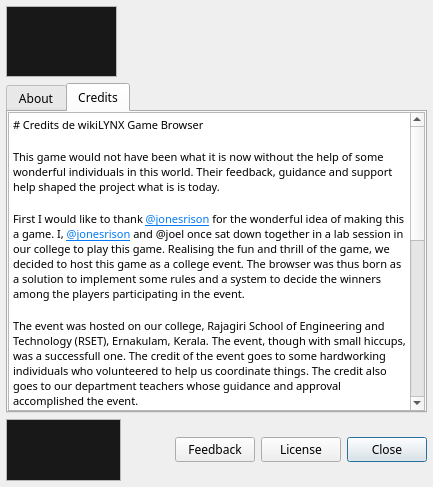
Old version of the form wikiLYNX/ui/about.ui in the repository flamboyantpenguin/wikilynx.
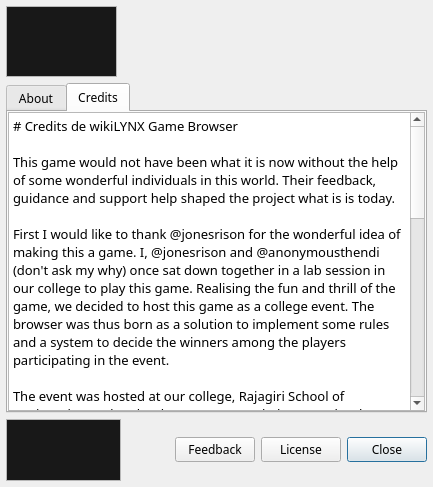
New version of the form. The open tabs and pages were chosen to show the change. Icons and pictures are not drawn.

Commit message: Release 1.5.5-C2 - Updated Appstream - Updated CREDITS

Diff of the .ui file:
```diff
--- a/wikiLYNX/ui/about.ui
+++ b/wikiLYNX/ui/about.ui
@@ -199,6 +199,12 @@
        </property>
        <item>
         <widget class="QTextBrowser" name="credits">
+         <property name="font">
+          <font>
+           <family>Courier Prime</family>
+           <hintingpreference>PreferNoHinting</hintingpreference>
+          </font>
+         </property>
          <property name="html">
           <string>&lt;!DOCTYPE HTML PUBLIC &quot;-//W3C//DTD HTML 4.0//EN&quot; &quot;http://www.w3.org/TR/REC-html40/strict.dtd&quot;&gt;
 &lt;html&gt;&lt;head&gt;&lt;meta name=&quot;qrichtext&quot; content=&quot;1&quot; /&gt;&lt;meta charset=&quot;utf-8&quot; /&gt;&lt;style type=&quot;text/css&quot;&gt;
@@ -206,31 +212,29 @@
 hr { height: 1px; border-width: 0; }
 li.unchecked::marker { content: &quot;\2610&quot;; }
 li.checked::marker { content: &quot;\2612&quot;; }
-&lt;/style&gt;&lt;/head&gt;&lt;body style=&quot; font-family:'Comfortaa'; font-size:10pt; font-weight:400; font-style:normal;&quot;&gt;
-&lt;p style=&quot; margin-top:0px; margin-bottom:0px; margin-left:0px; margin-right:0px; -qt-block-indent:0; text-indent:0px;&quot;&gt;&lt;span style=&quot; font-size:8pt;&quot;&gt;# Credits de wikiLYNX Game Browser&lt;/span&gt;&lt;/p&gt;
-&lt;p style=&quot;-qt-paragraph-type:empty; margin-top:0px; margin-bottom:0px; margin-left:0px; margin-right:0px; -qt-block-indent:0; text-indent:0px; font-size:8pt;&quot;&gt;&lt;br /&gt;&lt;/p&gt;
-&lt;p style=&quot; margin-top:0px; margin-bottom:0px; margin-left:0px; margin-right:0px; -qt-block-indent:0; text-indent:0px;&quot;&gt;&lt;span style=&quot; font-size:8pt;&quot;&gt;This game would not have been what it is now without the help of some wonderful individuals in this world. Their feedback, guidance and support help shaped the project what is is today.&lt;/span&gt;&lt;/p&gt;
-&lt;p style=&quot;-qt-paragraph-type:empty; margin-top:0px; margin-bottom:0px; margin-left:0px; margin-right:0px; -qt-block-indent:0; text-indent:0px; font-size:8pt;&quot;&gt;&lt;br /&gt;&lt;/p&gt;
-&lt;p style=&quot; margin-top:0px; margin-bottom:0px; margin-left:0px; margin-right:0px; -qt-block-indent:0; text-indent:0px;&quot;&gt;&lt;span style=&quot; font-size:8pt;&quot;&gt;First I would like to thank &lt;/span&gt;&lt;a href=&quot;https://jonesrison.github.io&quot;&gt;&lt;span style=&quot; font-size:8pt; text-decoration: underline; color:#007af4;&quot;&gt;@jonesrison&lt;/span&gt;&lt;/a&gt;&lt;span style=&quot; font-size:8pt;&quot;&gt; for the wonderful idea of making this a game. I, &lt;/span&gt;&lt;a href=&quot;https://jonesrison.github.io&quot;&gt;&lt;span style=&quot; font-size:8pt; text-decoration: underline; color:#007af4;&quot;&gt;@jonesrison&lt;/span&gt;&lt;/a&gt;&lt;span style=&quot; font-size:8pt;&quot;&gt; and @joel once sat down together in a lab session in our college to play this game. Realising the fun and thrill of the game, we decided to host this game as a college event. The browser was thus born as a solution to implement some rules and a system to decide the winners among the players participating in the event.&lt;/span&gt;&lt;/p&gt;
-&lt;p style=&quot;-qt-paragraph-type:empty; margin-top:0px; margin-bottom:0px; margin-left:0px; margin-right:0px; -qt-block-indent:0; text-indent:0px; font-size:8pt;&quot;&gt;&lt;br /&gt;&lt;/p&gt;
-&lt;p style=&quot; margin-top:0px; margin-bottom:0px; margin-left:0px; margin-right:0px; -qt-block-indent:0; text-indent:0px;&quot;&gt;&lt;span style=&quot; font-size:8pt;&quot;&gt;The event was hosted on our college, Rajagiri School of Engineering and Technology (RSET), Ernakulam, Kerala. The event, though with small hiccups, was a successfull one. The credit of the event goes to some hardworking individuals who volunteered to help us coordinate things. The credit also goes to our department teachers whose guidance and approval accomplished the event.&lt;/span&gt;&lt;/p&gt;
-&lt;p style=&quot;-qt-paragraph-type:empty; margin-top:0px; margin-bottom:0px; margin-left:0px; margin-right:0px; -qt-block-indent:0; text-indent:0px; font-size:8pt;&quot;&gt;&lt;br /&gt;&lt;/p&gt;
-&lt;p style=&quot; margin-top:0px; margin-bottom:0px; margin-left:0px; margin-right:0px; -qt-block-indent:0; text-indent:0px;&quot;&gt;&lt;span style=&quot; font-size:8pt;&quot;&gt;Notable Mentions of Event Coordination at RSET:&lt;/span&gt;&lt;/p&gt;
-&lt;p style=&quot;-qt-paragraph-type:empty; margin-top:0px; margin-bottom:0px; margin-left:0px; margin-right:0px; -qt-block-indent:0; text-indent:0px; font-size:8pt;&quot;&gt;&lt;br /&gt;&lt;/p&gt;
-&lt;p style=&quot; margin-top:0px; margin-bottom:0px; margin-left:0px; margin-right:0px; -qt-block-indent:0; text-indent:0px;&quot;&gt;&lt;span style=&quot; font-size:8pt;&quot;&gt;Pre-Alpha Stage Testers:&lt;/span&gt;&lt;/p&gt;
-&lt;p style=&quot;-qt-paragraph-type:empty; margin-top:0px; margin-bottom:0px; margin-left:0px; margin-right:0px; -qt-block-indent:0; text-indent:0px; font-size:8pt;&quot;&gt;&lt;br /&gt;&lt;/p&gt;
-&lt;p style=&quot; margin-top:0px; margin-bottom:0px; margin-left:0px; margin-right:0px; -qt-block-indent:0; text-indent:0px;&quot;&gt;&lt;span style=&quot; font-size:8pt;&quot;&gt;- &lt;/span&gt;&lt;a href=&quot;https://jonesrison.github.io&quot;&gt;&lt;span style=&quot; font-size:8pt; text-decoration: underline; color:#007af4;&quot;&gt;@jonesrison&lt;/span&gt;&lt;/a&gt;&lt;/p&gt;
-&lt;p style=&quot; margin-top:0px; margin-bottom:0px; margin-left:0px; margin-right:0px; -qt-block-indent:0; text-indent:0px;&quot;&gt;&lt;span style=&quot; font-size:8pt;&quot;&gt;- &lt;/span&gt;&lt;a href=&quot;https://github.com/mooofin&quot;&gt;&lt;span style=&quot; font-size:8pt; text-decoration: underline; color:#007af4;&quot;&gt;@moofin&lt;/span&gt;&lt;/a&gt;&lt;/p&gt;
-&lt;p style=&quot; margin-top:0px; margin-bottom:0px; margin-left:0px; margin-right:0px; -qt-block-indent:0; text-indent:0px;&quot;&gt;&lt;span style=&quot; font-size:8pt;&quot;&gt;- &lt;/span&gt;&lt;a href=&quot;https://github.com/Mohammed-Hafeez-99&quot;&gt;&lt;span style=&quot; font-size:8pt; text-decoration: underline; color:#007af4;&quot;&gt;@hafeez&lt;/span&gt;&lt;/a&gt;&lt;/p&gt;
-&lt;p style=&quot;-qt-paragraph-type:empty; margin-top:0px; margin-bottom:0px; margin-left:0px; margin-right:0px; -qt-block-indent:0; text-indent:0px; font-size:8pt;&quot;&gt;&lt;br /&gt;&lt;/p&gt;
-&lt;p style=&quot; margin-top:0px; margin-bottom:0px; margin-left:0px; margin-right:0px; -qt-block-indent:0; text-indent:0px;&quot;&gt;&lt;span style=&quot; font-size:8pt;&quot;&gt;This project is based on the Qt Project and I can't fail to admit the potential of this framework. I believe Qt remains as one of the best GUI frameworks for Core Desktop Development. The Qt WebEngine is powered by the Chromium Project.&lt;/span&gt;&lt;/p&gt;
-&lt;p style=&quot;-qt-paragraph-type:empty; margin-top:0px; margin-bottom:0px; margin-left:0px; margin-right:0px; -qt-block-indent:0; text-indent:0px; font-size:8pt;&quot;&gt;&lt;br /&gt;&lt;/p&gt;
-&lt;p style=&quot; margin-top:0px; margin-bottom:0px; margin-left:0px; margin-right:0px; -qt-block-indent:0; text-indent:0px;&quot;&gt;&lt;span style=&quot; font-size:8pt;&quot;&gt;The simple sounds you hear when you start, abort/fail or win a game is made using Chrome Music Lab Song Maker at Chrome Experiments. &lt;/span&gt;&lt;a href=&quot;https://musiclab.chromeexperiments.com/Song-Maker&quot;&gt;&lt;span style=&quot; font-size:8pt; text-decoration: underline; color:#007af4;&quot;&gt;Checkout&lt;/span&gt;&lt;/a&gt;&lt;span style=&quot; font-size:8pt;&quot;&gt; the fun experiment to make your own sound effects.&lt;/span&gt;&lt;/p&gt;
-&lt;p style=&quot;-qt-paragraph-type:empty; margin-top:0px; margin-bottom:0px; margin-left:0px; margin-right:0px; -qt-block-indent:0; text-indent:0px; font-size:8pt;&quot;&gt;&lt;br /&gt;&lt;/p&gt;
-&lt;p style=&quot; margin-top:0px; margin-bottom:0px; margin-left:0px; margin-right:0px; -qt-block-indent:0; text-indent:0px;&quot;&gt;&lt;span style=&quot; font-size:8pt;&quot;&gt;I can't deny the power of generative AI technology in this era. I found them helpful to learn some difficult parts of app development, namely Debian, Flatpak and AppImage packaging within a short time.&lt;/span&gt;&lt;/p&gt;
-&lt;p style=&quot;-qt-paragraph-type:empty; margin-top:0px; margin-bottom:0px; margin-left:0px; margin-right:0px; -qt-block-indent:0; text-indent:0px; font-size:8pt;&quot;&gt;&lt;br /&gt;&lt;/p&gt;
-&lt;p style=&quot; margin-top:0px; margin-bottom:0px; margin-left:0px; margin-right:0px; -qt-block-indent:0; text-indent:0px;&quot;&gt;&lt;span style=&quot; font-size:8pt;&quot;&gt;The forces of the world perhaps aligned in the right timing and in the right direction caused events that led to the development of this game. I'm honoured to be part of this serendipitous encounter.&lt;/span&gt;&lt;/p&gt;
-&lt;p style=&quot;-qt-paragraph-type:empty; margin-top:0px; margin-bottom:0px; margin-left:0px; margin-right:0px; -qt-block-indent:0; text-indent:0px; font-size:8pt;&quot;&gt;&lt;br /&gt;&lt;/p&gt;&lt;/body&gt;&lt;/html&gt;</string>
+&lt;/style&gt;&lt;/head&gt;&lt;body style=&quot; font-family:'Courier Prime'; font-size:10pt; font-weight:400; font-style:normal;&quot;&gt;
+&lt;p style=&quot; margin-top:0px; margin-bottom:0px; margin-left:0px; margin-right:0px; -qt-block-indent:0; text-indent:0px;&quot;&gt;# Credits de wikiLYNX Game Browser&lt;/p&gt;
+&lt;p style=&quot;-qt-paragraph-type:empty; margin-top:0px; margin-bottom:0px; margin-left:0px; margin-right:0px; -qt-block-indent:0; text-indent:0px;&quot;&gt;&lt;br /&gt;&lt;/p&gt;
+&lt;p style=&quot; margin-top:0px; margin-bottom:0px; margin-left:0px; margin-right:0px; -qt-block-indent:0; text-indent:0px;&quot;&gt;This game would not have been what it is now without the help of some wonderful individuals in this world. Their feedback, guidance and support help shaped the project what is is today.&lt;/p&gt;
+&lt;p style=&quot;-qt-paragraph-type:empty; margin-top:0px; margin-bottom:0px; margin-left:0px; margin-right:0px; -qt-block-indent:0; text-indent:0px;&quot;&gt;&lt;br /&gt;&lt;/p&gt;
+&lt;p style=&quot; margin-top:0px; margin-bottom:0px; margin-left:0px; margin-right:0px; -qt-block-indent:0; text-indent:0px;&quot;&gt;First I would like to thank @jonesrison for the wonderful idea of making this a game. I, @jonesrison and @anonymousthendi (don't ask my why) once sat down together in a lab session in our college to play this game. Realising the fun and thrill of the game, we decided to host this game as a college event. The browser was thus born as a solution to implement some rules and a system to decide the winners among the players participating in the event.&lt;/p&gt;
+&lt;p style=&quot;-qt-paragraph-type:empty; margin-top:0px; margin-bottom:0px; margin-left:0px; margin-right:0px; -qt-block-indent:0; text-indent:0px;&quot;&gt;&lt;br /&gt;&lt;/p&gt;
+&lt;p style=&quot; margin-top:0px; margin-bottom:0px; margin-left:0px; margin-right:0px; -qt-block-indent:0; text-indent:0px;&quot;&gt;The event was hosted at our college, Rajagiri School of Engineering and Technology (RSET), Ernakulam, Kerala. The event, though with small hiccups, was a successfull one. The credit of the event goes to some hardworking individuals who volunteered to help us coordinate things. The credit also goes to our department teachers whose guidance and approval accomplished the event.&lt;/p&gt;
+&lt;p style=&quot;-qt-paragraph-type:empty; margin-top:0px; margin-bottom:0px; margin-left:0px; margin-right:0px; -qt-block-indent:0; text-indent:0px;&quot;&gt;&lt;br /&gt;&lt;/p&gt;
+&lt;p style=&quot; margin-top:0px; margin-bottom:0px; margin-left:0px; margin-right:0px; -qt-block-indent:0; text-indent:0px;&quot;&gt;Pre-Alpha Stage Testers:&lt;/p&gt;
+&lt;p style=&quot;-qt-paragraph-type:empty; margin-top:0px; margin-bottom:0px; margin-left:0px; margin-right:0px; -qt-block-indent:0; text-indent:0px;&quot;&gt;&lt;br /&gt;&lt;/p&gt;
+&lt;p style=&quot; margin-top:0px; margin-bottom:0px; margin-left:0px; margin-right:0px; -qt-block-indent:0; text-indent:0px;&quot;&gt;- @jonesrison&lt;/p&gt;
+&lt;p style=&quot; margin-top:0px; margin-bottom:0px; margin-left:0px; margin-right:0px; -qt-block-indent:0; text-indent:0px;&quot;&gt;- @moofin&lt;/p&gt;
+&lt;p style=&quot; margin-top:0px; margin-bottom:0px; margin-left:0px; margin-right:0px; -qt-block-indent:0; text-indent:0px;&quot;&gt;- @hafeez&lt;/p&gt;
+&lt;p style=&quot;-qt-paragraph-type:empty; margin-top:0px; margin-bottom:0px; margin-left:0px; margin-right:0px; -qt-block-indent:0; text-indent:0px;&quot;&gt;&lt;br /&gt;&lt;/p&gt;
+&lt;p style=&quot; margin-top:0px; margin-bottom:0px; margin-left:0px; margin-right:0px; -qt-block-indent:0; text-indent:0px;&quot;&gt;This project is based on the Qt Project. I believe Qt remains as one of the best GUI frameworks for Core Desktop Development. The Qt WebEngine is powered by the Chromium Project.&lt;/p&gt;
+&lt;p style=&quot;-qt-paragraph-type:empty; margin-top:0px; margin-bottom:0px; margin-left:0px; margin-right:0px; -qt-block-indent:0; text-indent:0px;&quot;&gt;&lt;br /&gt;&lt;/p&gt;
+&lt;p style=&quot; margin-top:0px; margin-bottom:0px; margin-left:0px; margin-right:0px; -qt-block-indent:0; text-indent:0px;&quot;&gt;The simple sounds you hear when you start, abort/fail or win a game is made using Chrome Music Lab Song Maker at Chrome Experiments. Checkout the fun experiment to make your own sound effects.&lt;/p&gt;
+&lt;p style=&quot;-qt-paragraph-type:empty; margin-top:0px; margin-bottom:0px; margin-left:0px; margin-right:0px; -qt-block-indent:0; text-indent:0px;&quot;&gt;&lt;br /&gt;&lt;/p&gt;
+&lt;p style=&quot; margin-top:0px; margin-bottom:0px; margin-left:0px; margin-right:0px; -qt-block-indent:0; text-indent:0px;&quot;&gt;I can't deny the power of generative AI technology in this era. I found them helpful to learn some difficult parts of app development, namely Debian, Flatpak and AppImage packaging within a short time.&lt;/p&gt;
+&lt;p style=&quot;-qt-paragraph-type:empty; margin-top:0px; margin-bottom:0px; margin-left:0px; margin-right:0px; -qt-block-indent:0; text-indent:0px;&quot;&gt;&lt;br /&gt;&lt;/p&gt;
+&lt;p style=&quot; margin-top:0px; margin-bottom:0px; margin-left:0px; margin-right:0px; -qt-block-indent:0; text-indent:0px;&quot;&gt;The forces of the world perhaps aligned in the right timing and in the right direction caused events that led to the development of this game. I'm honoured to be part of this serendipitous encounter.&lt;/p&gt;
+&lt;p style=&quot;-qt-paragraph-type:empty; margin-top:0px; margin-bottom:0px; margin-left:0px; margin-right:0px; -qt-block-indent:0; text-indent:0px;&quot;&gt;&lt;br /&gt;&lt;/p&gt;&lt;/body&gt;&lt;/html&gt;</string>
          </property>
         </widget>
        </item>
```
The commit also changes 2 other files.
